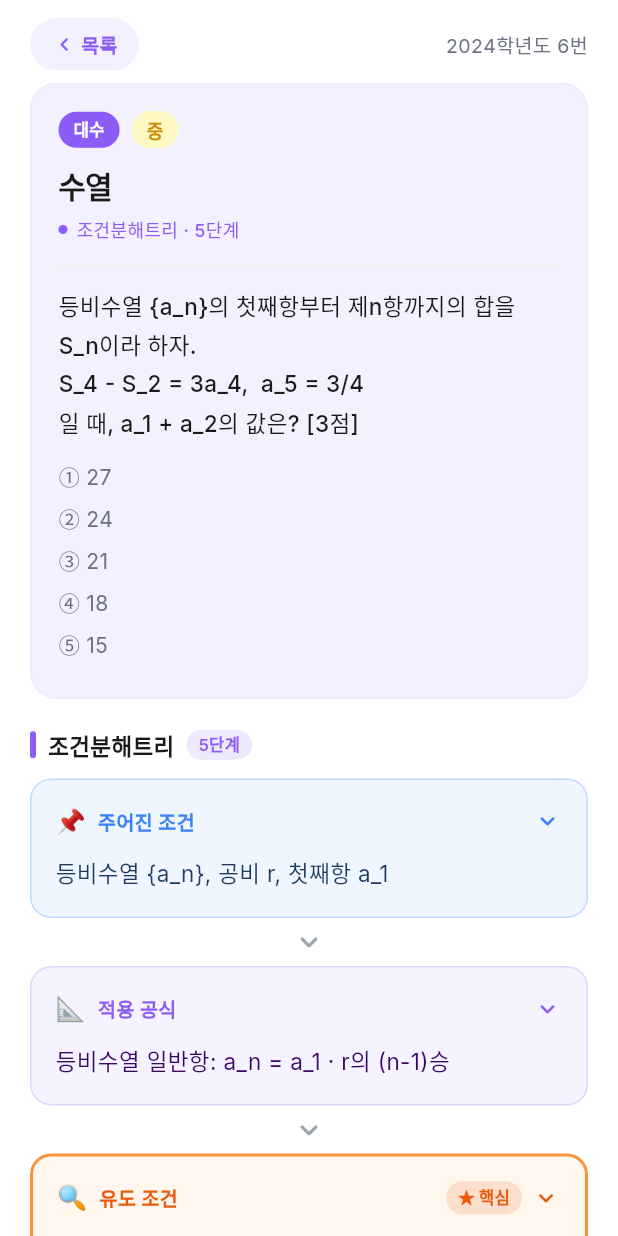
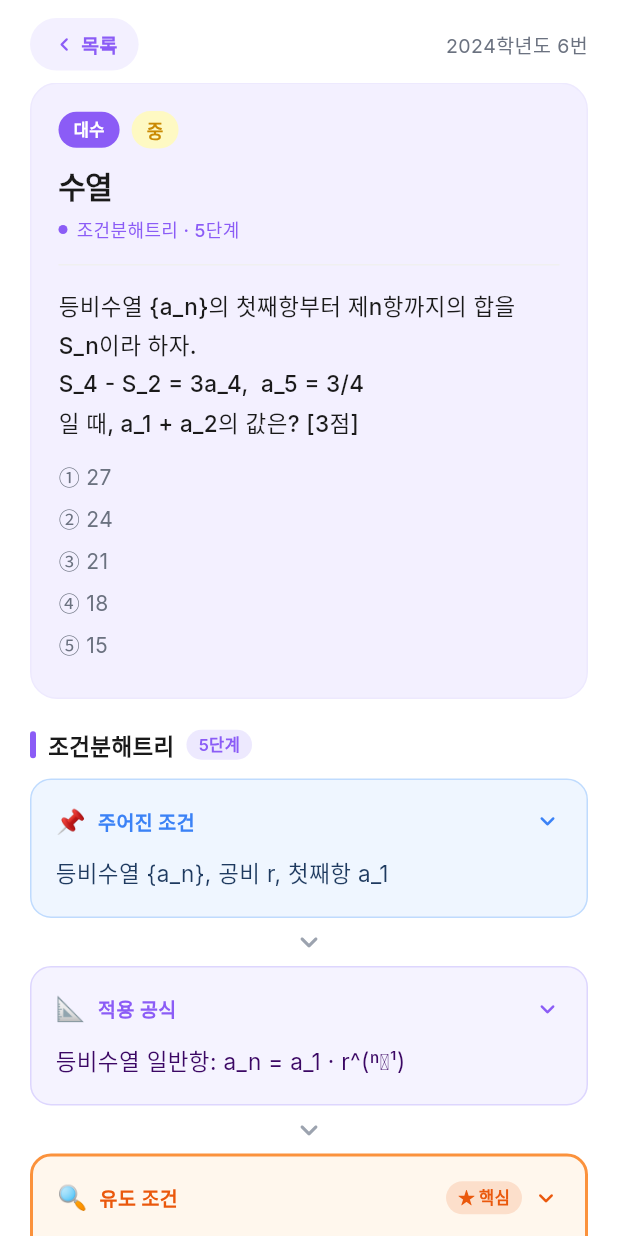
Before and after one commit to yongal74/mathbot-app, a Flutter app: the screen it shows after launch, after a tap on "대수", on a phone screen of 412 x 824 dp. Run offline on Flutter 3.47's test engine with Material 3 defaults, Android fonts, the phone set to English and light mode, and no system bars; our stand-ins replace flutter_tts, google_fonts, image_picker, shared_preferences.

Commit message:
fix: x^3 → x³ 위첨자 Unicode 변환

```diff
--- a/lib/core/math_format.dart
+++ b/lib/core/math_format.dart
@@ -1,35 +1,45 @@
-/// 수학 표기를 일반인이 읽기 쉬운 한국어로 변환
+/// 수학 표기를 위첨자(Unicode superscript)로 변환
+/// x^3 → x³,  3^(2/3) → 3^(²/₃),  √24 → √24
+
+const _supDigits = {
+  '0': '⁰', '1': '¹', '2': '²', '3': '³', '4': '⁴',
+  '5': '⁵', '6': '⁶', '7': '⁷', '8': '⁸', '9': '⁹',
+  'n': 'ⁿ', 'm': 'ᵐ', 'k': 'ᵏ', 'i': 'ⁱ', 'a': 'ᵃ',
+  '+': '⁺', '-': '⁻', '(': '⁽', ')': '⁾',
+};
+
+const _subDigits = {
+  '0': '₀', '1': '₁', '2': '₂', '3': '₃', '4': '₄',
+  '5': '₅', '6': '⁶', '7': '₇', '8': '₈', '9': '₉',
+};
+
+String _toSup(String s) =>
+    s.split('').map((c) => _supDigits[c] ?? c).join();
+
+String _toFrac(String expr) {
+  // 분수 형태 2/3 → ²⁄₃
+  final fracMatch = RegExp(r'^(\d+)/(\d+)$').firstMatch(expr);
+  if (fracMatch != null) {
+    final num = fracMatch[1]!.split('').map((c) => _supDigits[c] ?? c).join();
+    final den = fracMatch[2]!.split('').map((c) => _subDigits[c] ?? c).join();
+    return '$num⁄$den';
+  }
+  return _toSup(expr);
+}
+
 String mathToKorean(String text) {
   String s = text;
 
-  // a^(expr)승 — 괄호 있는 지수 먼저 처리 (e.g. 3^(2/3) → 3의 (2/3)승)
+  // a^(분수) — e.g. 3^(2/3) → 3^(²⁄₃)
   s = s.replaceAllMapped(
     RegExp(r'([A-Za-z0-9]+)\^\(([^)]+)\)'),
-    (m) => '${m[1]}의 (${m[2]})승',
+    (m) => '${m[1]}^(${_toFrac(m[2]!)})',
   );
 
-  // a^n — 단순 정수 지수 (e.g. x^3 → x의 3승)
+  // a^n — 단순 정수/변수 지수 e.g. x^3 → x³
   s = s.replaceAllMapped(
-    RegExp(r'([A-Za-z0-9]+)\^([0-9]+)'),
-    (m) => '${m[1]}의 ${m[2]}승',
-  );
-
-  // a^b — 변수 지수 (e.g. a^n → a의 n승)
-  s = s.replaceAllMapped(
-    RegExp(r'([A-Za-z0-9]+)\^([A-Za-z]+)'),
-    (m) => '${m[1]}의 ${m[2]}승',
-  );
-
-  // √숫자 → 루트(숫자)
-  s = s.replaceAllMapped(
-    RegExp(r'√([0-9]+)'),
-    (m) => '루트 ${m[1]}',
-  );
-
-  // ⁿ√ — n제곱근 기호
-  s = s.replaceAllMapped(
-    RegExp(r'(\d)√'),
-    (m) => '${m[1]}제곱근',
+    RegExp(r'([A-Za-z0-9]+)\^([0-9A-Za-z]+)'),
+    (m) => '${m[1]}${_toSup(m[2]!)}',
   );
 
   return s;
```
